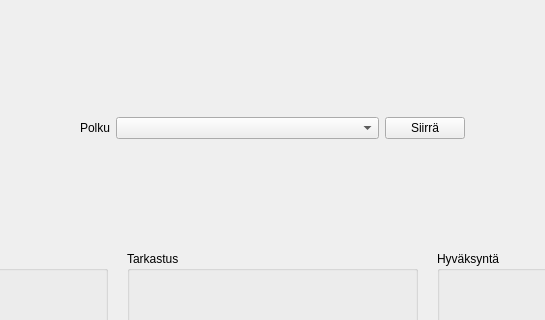
Qt form kitsas/kierto/kierto.ui (artoh/kitupiikki) before a commit; both pictures show x 194 to 739 and y 0 to 320 of the 933 by 539 pixel window.
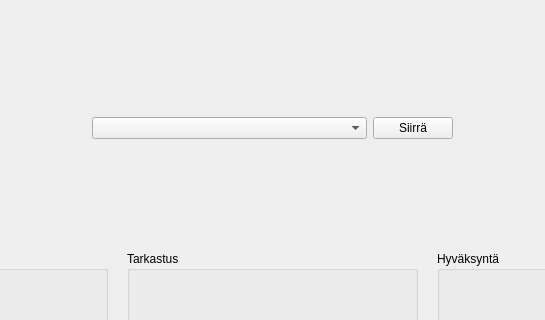
The same form after that commit. Icons and pictures are not drawn.

Patch:
```diff
--- a/kitsas/kierto/kierto.ui
+++ b/kitsas/kierto/kierto.ui
@@ -42,13 +42,6 @@
        </property>
       </spacer>
      </item>
-     <item>
-      <widget class="QLabel" name="polkuLabel">
-       <property name="text">
-        <string>Polku</string>
-       </property>
-      </widget>
-     </item>
      <item>
       <widget class="QComboBox" name="polkuCombo">
        <property name="sizePolicy">
```
